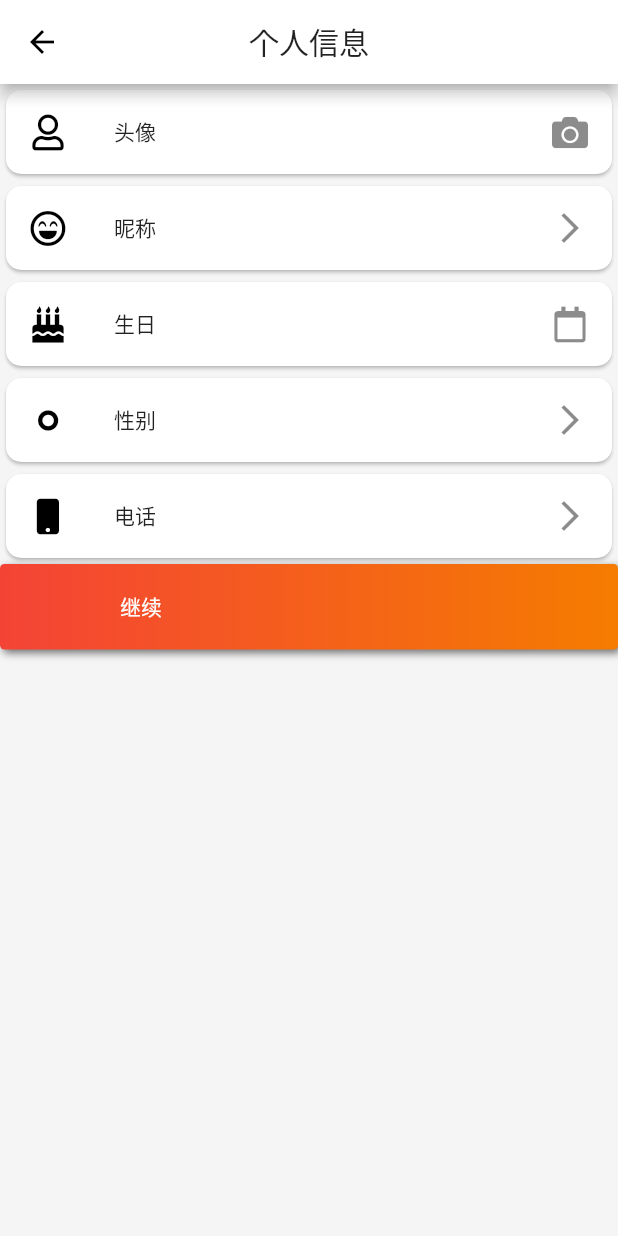
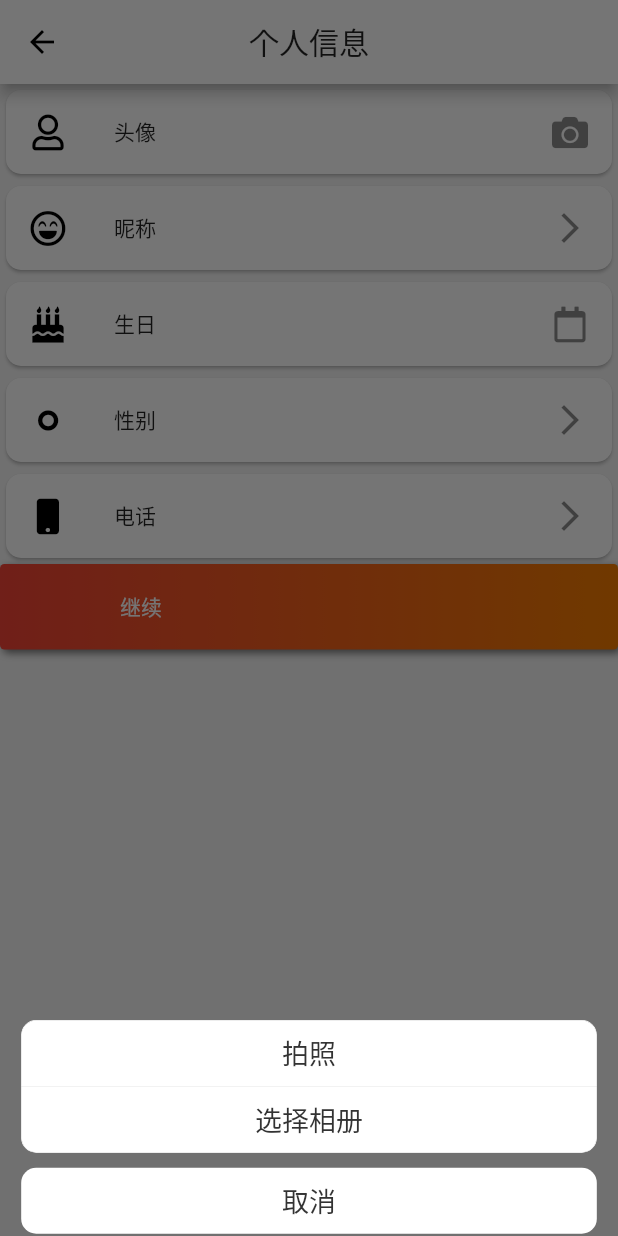
Before and after one commit to jjvu-xiao/liveshop, a Flutter app: the EditInfoRoute screen opened directly, after a tap on "头像", on a phone screen of 412 x 824 dp. Run offline on Flutter 3.47's test engine with Material 2 defaults, Android fonts, the phone set to English and light mode, and no system bars; drawn by our look-alikes of flutter_easyloading; our stand-ins replace dio, flutter_screenutil, flutter_swiper, font_awesome_flutter, image_picker; missing offline and left inert: flutter_cupertino_date_picker; network calls fail; Roboto replaces fonts that are missing (Robot).

Commit message:
增加了仿IOS的弹出对话框的组件，增加了选择相册跟拍照功能

```diff
--- a/live_shop_client/lib/route/EditInfoRoute.dart
+++ b/live_shop_client/lib/route/EditInfoRoute.dart
@@ -8,6 +8,7 @@ import 'package:image_picker/image_picker.dart';
 import 'package:liveshop/common/AppConstants.dart';
 import 'package:liveshop/route/HomeRoute.dart';
 import 'package:liveshop/util/LogUtil.dart';
+import 'package:liveshop/widget/CommonBottomSheet.dart';
 
 // 用户编辑信息界面
 class EditInfoRoute extends StatefulWidget {
@@ -29,49 +30,33 @@ class _EditInfoRouteState extends State<EditInfoRoute> {
   List<DateTimePickerLocale> _locales = DateTimePickerLocale.values;
 
   String _format = 'yyyy-MMMM-dd';
+
   TextEditingController _formatCtrl = TextEditingController();
 
   DateTime _dateTime;
 
   File _image;
 
-  Future getImage() async {
+//  bool active = false;
+
+  Future openCamera() async {
     var image = await ImagePicker.pickImage(source: ImageSource.camera);
     setState(() {
       _image = image;
+      LogUtil.v(_image.lengthSync());
     });
   }
 
-//  @override
-//  Future initState() async {
-//    super.initState();
-//    cameras = await availableCameras();
-//    controller = CameraController(cameras[0], ResolutionPreset.medium);
-//    controller.initialize().then((_) {
-//      if (!mounted) {
-//        return;
-//      }
-//      setState(() {});
-//    });
-//  }
-
-//  @override
-//  void dispose() {
-//    controller?.dispose();
-//    super.dispose();
-//  }
-
+  Future selectImage() async {
+      var image = await ImagePicker.pickImage(source: ImageSource.gallery);
+      setState(() {
+        _image = image;
+        LogUtil.v(_image.lengthSync());
+      });
+  }
 
   @override
   Widget build(BuildContext context) {
-//    if (!controller.value.isInitialized) {
-//      return Container();
-//    }
-//    return AspectRatio(
-//        aspectRatio:
-//        controller.value.aspectRatio,
-//        child: CameraPreview(controller));
-
     return Scaffold(
       appBar: AppBar(
         title: Text("个人信息"),
@@ -106,11 +91,35 @@ class _EditInfoRouteState extends State<EditInfoRoute> {
                       ),
                       onTap: () {
                         LogUtil.v("点击了头像");
-                        getImage();
-                      }
+                        showDialog(
+                          barrierDismissible: true,//是否点击空白区域关闭对话框,默认为true，可以关闭
+                          context: context,
+                          builder: (BuildContext context) {
+                          var list = List();
+                          list.add('拍照');
+                          list.add('选择相册');
+                          return CommonBottomSheet(
+                            list: list,
+                            onItemClickListener: (index) async {
+                              LogUtil.v(index);
+                              switch (index) {
+                                case 1:
+                                  openCamera();
+                                  break;
+                                case 2:
+                                  selectImage();
+                                  Navigator.pop(context);
+                                  break;
+                                default:
+                                  Navigator.pop(context);
+                              }
+                            }
+                          );
+                        }
+                      );
+                    }
                   )
               ),
-
               Card(
                   color: Colors.white,
                   elevation: 1.0,
--- /dev/null
+++ b/live_shop_client/lib/widget/CommonBottomSheet.dart
@@ -0,0 +1,185 @@
+import 'dart:ui';
+import 'package:flutter/material.dart';
+
+/// 底部弹出框
+/// 2020-07-27
+/// XiaoHongBing
+class CommonBottomSheet extends StatefulWidget {
+  CommonBottomSheet({Key key, this.list, this.onItemClickListener})
+      : assert(list != null),
+        super(key: key);
+  final list;
+  final OnItemClickListener onItemClickListener;
+  @override
+  _CommonBottomSheetState createState() => _CommonBottomSheetState();
+}
+typedef OnItemClickListener = void Function(int index);
+
+class _CommonBottomSheetState extends State<CommonBottomSheet> {
+  OnItemClickListener onItemClickListener;
+  var itemCount;
+  double itemHeight = 44;
+  var borderColor = Colors.white;
+  double circular = 10;
+  @override
+  void initState() {
+    super.initState();
+    onItemClickListener = widget.onItemClickListener;
+  }
+  @override
+  Widget build(BuildContext context) {
+    Orientation orientation = MediaQuery.of(context).orientation;
+    Size screenSize = MediaQuery.of(context).size;
+
+    var deviceWidth = orientation == Orientation.portrait
+        ? screenSize.width
+        : screenSize.height;
+    print('devide width');
+    print(deviceWidth);
+
+    /// *2-1是为了加分割线，最后还有一个cancel，所以加1
+    itemCount = (widget.list.length * 2 - 1) + 1;
+    var height = ((widget.list.length+1) * 48).toDouble();
+    var cancelContainer = Container(
+        height: itemHeight,
+        margin: EdgeInsets.only(left: 10, right: 10),
+        decoration: BoxDecoration(
+          color: Colors.white, // 底色
+          borderRadius: BorderRadius.circular(circular),
+        ),
+        child: Center(
+          child: GestureDetector(
+            onTap: () {
+              Navigator.pop(context);
+            },
+            child: Text("取消",
+              style: TextStyle(
+                  fontFamily: 'Robot',
+                  fontWeight: FontWeight.normal,
+                  decoration: TextDecoration.none,
+                  color: Color(0xff333333),
+                  fontSize: 18),
+            ),
+          ),
+        ));
+    var listview = ListView.builder(
+        itemCount: itemCount,
+        itemBuilder: (BuildContext context, int index) {
+          if (index == itemCount - 1) {
+            return new Container(
+              child: cancelContainer,
+              margin: const EdgeInsets.only(top: 10),
+            );
+          }
+          return getItemContainer(context, index);
+        });
+
+    var totalContainer = Container(
+      child: listview,
+      height: height,
+      width: deviceWidth * 0.98,
+    );
+
+    var stack = Stack(
+      alignment: Alignment.center,
+      children: <Widget>[
+        Positioned(
+          bottom: 0,
+          child: totalContainer,
+        ),
+      ],
+    );
+    return stack;
+  }
+
+
+
+  Widget getItemContainer(BuildContext context, int index) {
+    if (widget.list == null) {
+      return Container();
+    }
+    if (index.isOdd) {
+      return Container(
+        margin: EdgeInsets.symmetric(horizontal: 10),
+        child: Divider(
+          height: 0.5,
+          color: borderColor,
+        ),
+      );
+    }
+
+    var borderRadius;
+    var margin;
+    var border;
+    var borderAll = Border.all(color: borderColor, width: 0.5);
+    var borderSide = BorderSide(color: borderColor, width: 0.5);
+    var isFirst = false;
+    var isLast = false;
+
+    /// 只有一个元素
+    if (widget.list.length == 1) {
+      borderRadius = BorderRadius.circular(circular);
+      margin = EdgeInsets.only(bottom: 10, left: 10, right: 10);
+      border = borderAll;
+    } else if (widget.list.length > 1) {
+      /// 第一个元素
+      if (index == 0) {
+        isFirst = true;
+        borderRadius = BorderRadius.only(topLeft: Radius.circular(circular), topRight: Radius.circular(circular));
+        margin = EdgeInsets.only(left: 10, right: 10,);
+        border = Border(top: borderSide, left: borderSide, right: borderSide);
+      } else if (index == itemCount - 2) {
+        isLast = true;
+        /// 最后一个元素
+        borderRadius = BorderRadius.only(bottomLeft: Radius.circular(circular), bottomRight: Radius.circular(circular));
+        margin = EdgeInsets.only( left: 10, right: 10);
+        border = Border(bottom: borderSide, left: borderSide, right: borderSide);
+      } else {
+        /// 其他位置元素
+        margin = EdgeInsets.only(left: 10, right: 10);
+        border = Border(left: borderSide, right: borderSide);
+      }
+    }
+    var isFirstOrLast = isFirst || isLast;
+    int listIndex = index ~/ 2;
+    var text = widget.list[listIndex];
+    var contentText = Text(
+      text,
+      style: TextStyle(
+          fontWeight: FontWeight.normal,
+          decoration: TextDecoration.none,
+          color: Color(0xFF333333),
+          fontSize: 18),
+    );
+
+    var center;
+    if (!isFirstOrLast) {
+      center = Center(
+        child: contentText,
+      );
+    }
+    var itemContainer = Container(
+        height: itemHeight,
+        margin: margin,
+        decoration: BoxDecoration(
+          color: Colors.white, // 底色
+          borderRadius: borderRadius,
+          border: border,
+        ),
+        child: center);
+    var onTap2 = () {
+      if (onItemClickListener != null) {
+        onItemClickListener(index);
+      }
+    };
+    var stack = Stack(
+      alignment: Alignment.center,
+      children: <Widget>[itemContainer, contentText],
+    );
+    var getsture = GestureDetector(
+      onTap: onTap2,
+      child: isFirstOrLast ? stack : itemContainer,
+    );
+    return getsture;
+  }
+}
--- a/live_shop_client/pubspec.yaml
+++ b/live_shop_client/pubspec.yaml
@@ -43,7 +43,7 @@ dependencies:
   flutter_cupertino_date_picker: ^1.0.26+2
   font_awesome_flutter: ^8.8.1 #字体图标
 #  photo: ^0.4.8  #相册多图选择
-  image_picker: ^0.6.0  #相机拍照，单图选择
+  image_picker: ^0.4.8  #相机拍照，单图选择
 
 dev_dependencies:
   flutter_test:
```
Also changed, not shown: live_shop_client/lib/login.dart (+1 -6 lines), live_shop_client/pubspec.lock.
